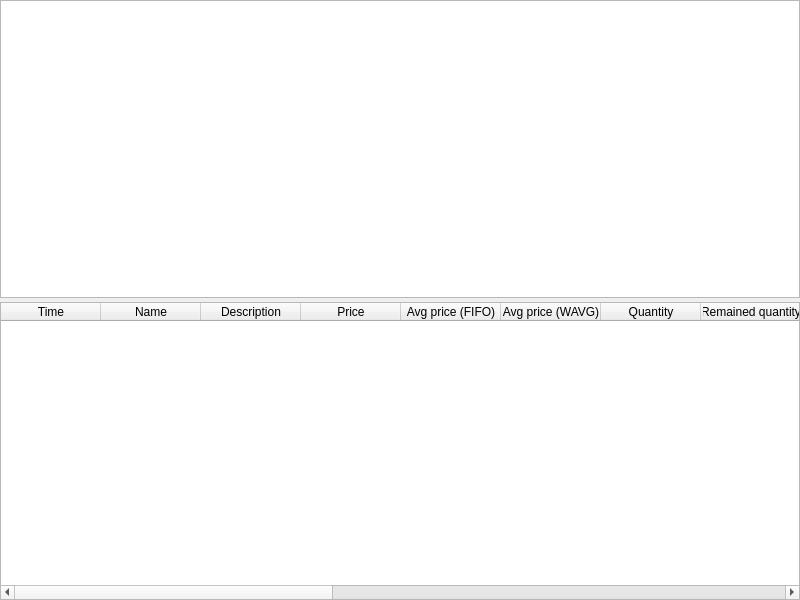
Qt form app/src/widgets/operationstablewidget/operationstablewidget.ui (Gris87/TInvestor) before a commit.
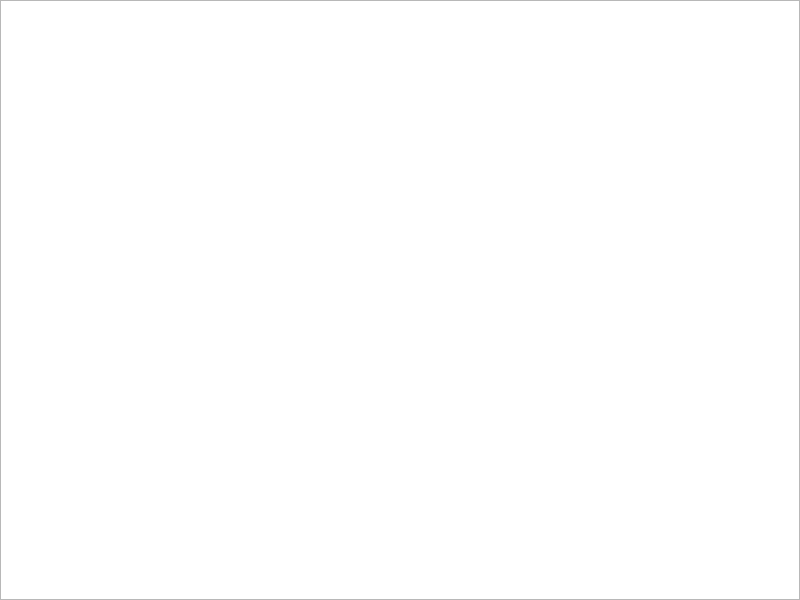
The same form after that commit.

Diff of the .ui file:
```diff
--- a/app/src/widgets/operationstablewidget/operationstablewidget.ui
+++ b/app/src/widgets/operationstablewidget/operationstablewidget.ui
@@ -54,113 +54,6 @@
      </attribute>
     </widget>
    </item>
-   <item>
-    <widget class="QTableWidget" name="tableWidget">
-     <property name="contextMenuPolicy">
-      <enum>Qt::ContextMenuPolicy::CustomContextMenu</enum>
-     </property>
-     <property name="editTriggers">
-      <set>QAbstractItemView::EditTrigger::NoEditTriggers</set>
-     </property>
-     <property name="alternatingRowColors">
-      <bool>true</bool>
-     </property>
-     <property name="selectionBehavior">
-      <enum>QAbstractItemView::SelectionBehavior::SelectRows</enum>
-     </property>
-     <property name="columnCount">
-      <number>17</number>
-     </property>
-     <attribute name="horizontalHeaderShowSortIndicator" stdset="0">
-      <bool>true</bool>
-     </attribute>
-     <column>
-      <property name="text">
-       <string>Time</string>
-      </property>
-     </column>
-     <column>
-      <property name="text">
-       <string>Name</string>
-      </property>
-     </column>
-     <column>
-      <property name="text">
-       <string>Description</string>
-      </property>
-     </column>
-     <column>
-      <property name="text">
-       <string>Price</string>
-      </property>
-     </column>
-     <column>
-      <property name="text">
-       <string>Avg price (FIFO)</string>
-      </property>
-     </column>
-     <column>
-      <property name="text">
-       <string>Avg price (WAVG)</string>
-      </property>
-     </column>
-     <column>
-      <property name="text">
-       <string>Quantity</string>
-      </property>
-     </column>
-     <column>
-      <property name="text">
-       <string>Remained quantity</string>
-      </property>
-     </column>
-     <column>
-      <property name="text">
-       <string>Payment</string>
-      </property>
-     </column>
-     <column>
-      <property name="text">
-       <string>Commission</string>
-      </property>
-     </column>
-     <column>
-      <property name="text">
-       <string>Yield</string>
-      </property>
-     </column>
-     <column>
-      <property name="text">
-       <string>Yield with commission</string>
-      </property>
-     </column>
-     <column>
-      <property name="text">
-       <string>Yield with commission (%)</string>
-      </property>
-     </column>
-     <column>
-      <property name="text">
-       <string>Total yield</string>
-      </property>
-     </column>
-     <column>
-      <property name="text">
-       <string>Total yield (%)</string>
-      </property>
-     </column>
-     <column>
-      <property name="text">
-       <string>Remained money</string>
-      </property>
-     </column>
-     <column>
-      <property name="text">
-       <string>Total money</string>
-      </property>
-     </column>
-    </widget>
-   </item>
   </layout>
  </widget>
  <resources/>
```
